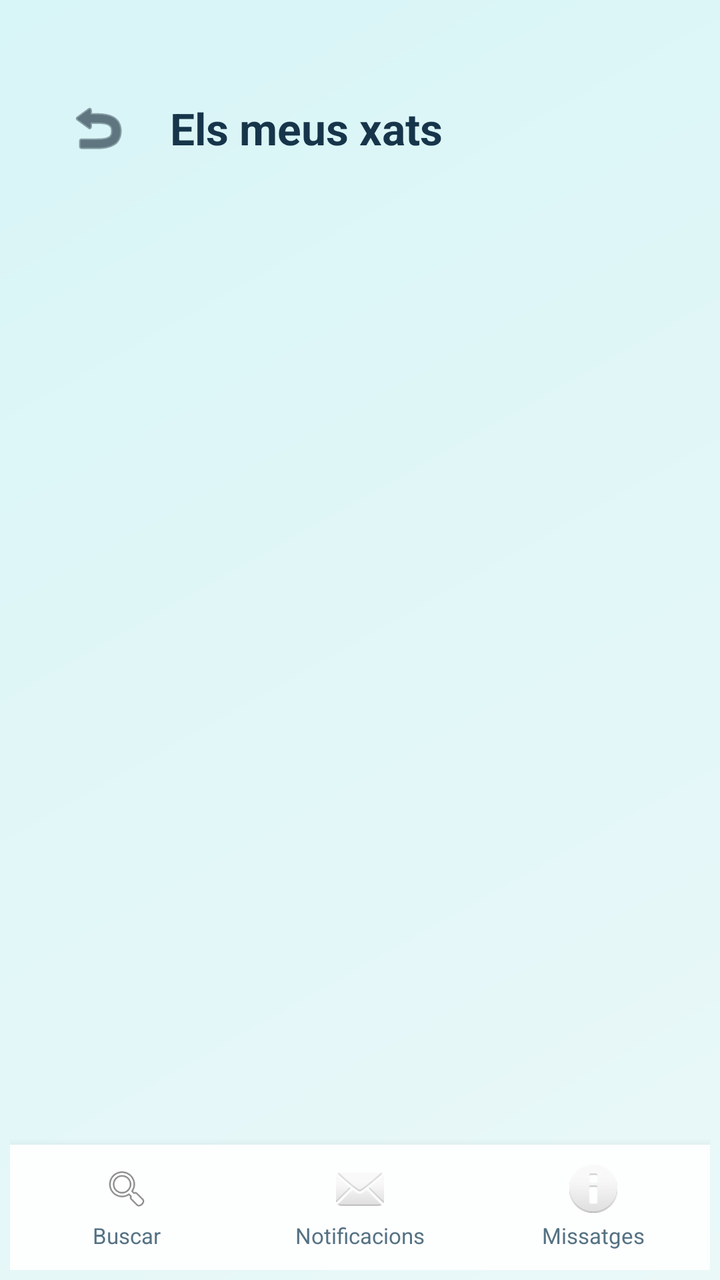
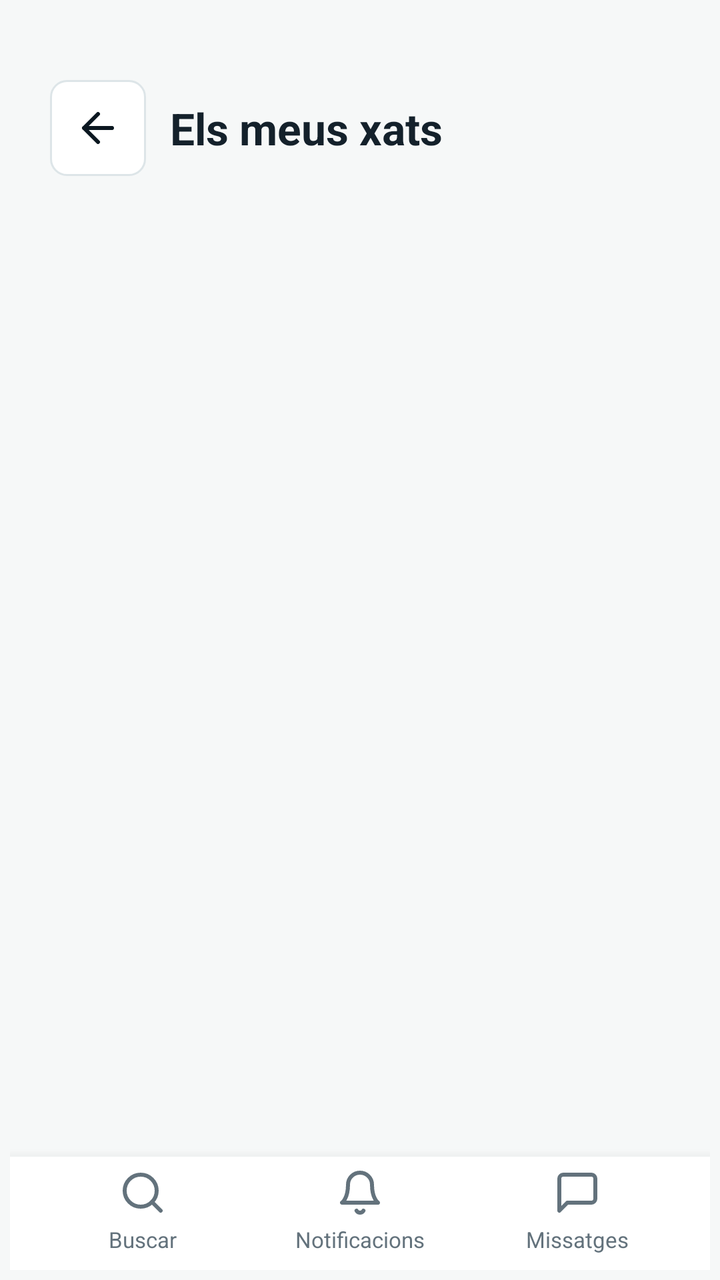

Compare the two renders of this Android layout. The source of the first and the diff that turns it into the second are given below.
<!-- AndroidManifest.xml: application theme Theme.ViBaCar -->
<!-- res/layout/activity_bustia_xats.xml -->
<?xml version="1.0" encoding="utf-8"?>
<androidx.constraintlayout.widget.ConstraintLayout xmlns:android="http://schemas.android.com/apk/res/android"
    xmlns:app="http://schemas.android.com/apk/res-auto"
    android:layout_width="match_parent"
    android:layout_height="match_parent"
    android:paddingHorizontal="5dp"
    android:paddingBottom="5dp"
    android:background="@drawable/fons_pantalla">

    <LinearLayout
        android:id="@+id/capcalera"
        android:layout_width="0dp"
        android:layout_height="wrap_content"
        android:layout_marginHorizontal="20dp"
        android:layout_marginTop="40dp"
        android:gravity="center_vertical"
        android:orientation="horizontal"
        app:layout_constraintEnd_toEndOf="parent"
        app:layout_constraintStart_toStartOf="parent"
        app:layout_constraintTop_toTopOf="parent">

        <ImageButton
            android:id="@+id/botoEnrere"
            android:layout_width="48dp"
            android:layout_height="48dp"
            android:background="?attr/selectableItemBackgroundBorderless"
            android:contentDescription="@string/boto_enrere"
            android:padding="8dp"
            android:src="@android:drawable/ic_menu_revert"
            app:tint="@color/color_text_fosc" />

        <TextView
            android:layout_width="0dp"
            android:layout_height="wrap_content"
            android:layout_marginStart="12dp"
            android:layout_weight="1"
            android:text="@string/bustia_titol"
            android:textColor="@color/color_text_principal"
            android:textSize="22sp"
            android:textStyle="bold" />
    </LinearLayout>

    <androidx.recyclerview.widget.RecyclerView
        android:id="@+id/llistaXats"
        android:layout_width="0dp"
        android:layout_height="0dp"
        android:layout_marginHorizontal="14dp"
        android:layout_marginTop="16dp"
        android:clipToPadding="false"
        android:paddingBottom="8dp"
        app:layout_constraintBottom_toTopOf="@id/bottomNav"
        app:layout_constraintEnd_toEndOf="parent"
        app:layout_constraintStart_toStartOf="parent"
        app:layout_constraintTop_toBottomOf="@id/capcalera" />

    <TextView
        android:id="@+id/txtBuit"
        android:layout_width="0dp"
        android:layout_height="wrap_content"
        android:layout_marginHorizontal="32dp"
        android:gravity="center"
        android:text="@string/bustia_buit"
        android:textColor="@color/color_text_secundari"
        android:visibility="gone"
        app:layout_constraintBottom_toTopOf="@id/bottomNav"
        app:layout_constraintEnd_toEndOf="parent"
        app:layout_constraintStart_toStartOf="parent"
        app:layout_constraintTop_toBottomOf="@id/capcalera" />

    <include
        android:id="@+id/bottomNav"
        layout="@layout/bottom_nav"
        android:layout_width="0dp"
        android:layout_height="wrap_content"
        app:layout_constraintBottom_toBottomOf="parent"
        app:layout_constraintEnd_toEndOf="parent"
        app:layout_constraintStart_toStartOf="parent" />

</androidx.constraintlayout.widget.ConstraintLayout>
<!-- res/layout/bottom_nav.xml (included above) -->
<?xml version="1.0" encoding="utf-8"?>
<LinearLayout xmlns:android="http://schemas.android.com/apk/res/android"
    android:layout_width="match_parent"
    android:layout_height="wrap_content"
    android:background="@color/color_targeta"
    android:elevation="8dp"
    android:orientation="horizontal">

    <LinearLayout
        android:id="@+id/navBuscar"
        android:layout_width="0dp"
        android:layout_height="wrap_content"
        android:layout_weight="1"
        android:clickable="true"
        android:focusable="true"
        android:background="?attr/selectableItemBackground"
        android:gravity="center"
        android:orientation="vertical"
        android:paddingVertical="10dp">

        <ImageView
            android:layout_width="24dp"
            android:layout_height="24dp"
            android:src="@android:drawable/ic_menu_search"
            android:contentDescription="@string/nav_buscar" />

        <TextView
            android:layout_width="wrap_content"
            android:layout_height="wrap_content"
            android:layout_marginTop="4dp"
            android:text="@string/nav_buscar"
            android:textColor="@color/color_text_secundari"
            android:textSize="11sp" />
    </LinearLayout>

    <LinearLayout
        android:id="@+id/navNotificacions"
        android:layout_width="0dp"
        android:layout_height="wrap_content"
        android:layout_weight="1"
        android:clickable="true"
        android:focusable="true"
        android:background="?attr/selectableItemBackground"
        android:gravity="center"
        android:orientation="vertical"
        android:paddingVertical="10dp">

        <FrameLayout
            android:layout_width="wrap_content"
            android:layout_height="wrap_content">

            <ImageView
                android:id="@+id/iconaNotificacions"
                android:layout_width="24dp"
                android:layout_height="24dp"
                android:src="@android:drawable/ic_dialog_email"
                android:contentDescription="@string/nav_notificacions" />

            <View
                android:id="@+id/badgeNotificacions"
                android:layout_width="8dp"
                android:layout_height="8dp"
                android:layout_gravity="top|end"
                android:background="@color/color_error"
                android:visibility="gone" />
        </FrameLayout>

        <TextView
            android:layout_width="wrap_content"
            android:layout_height="wrap_content"
            android:layout_marginTop="4dp"
            android:text="@string/nav_notificacions"
            android:textColor="@color/color_text_secundari"
            android:textSize="11sp" />
    </LinearLayout>

    <LinearLayout
        android:id="@+id/navMissatges"
        android:layout_width="0dp"
        android:layout_height="wrap_content"
        android:layout_weight="1"
        android:clickable="true"
        android:focusable="true"
        android:background="?attr/selectableItemBackground"
        android:gravity="center"
        android:orientation="vertical"
        android:paddingVertical="10dp">

        <ImageView
            android:layout_width="24dp"
            android:layout_height="24dp"
            android:src="@android:drawable/ic_dialog_info"
            android:contentDescription="@string/nav_missatges" />

        <TextView
            android:layout_width="wrap_content"
            android:layout_height="wrap_content"
            android:layout_marginTop="4dp"
            android:text="@string/nav_missatges"
            android:textColor="@color/color_text_secundari"
            android:textSize="11sp" />
    </LinearLayout>

</LinearLayout>
<!-- resources referenced by this layout -->
<resources>
  <color name="color_error">#C74E4E</color>
  <color name="color_targeta">#FDFEFE</color>
  <color name="color_text_fosc">#0D2030</color>
  <color name="color_text_principal">#17354A</color>
  <color name="color_text_secundari">#547283</color>
  <!-- drawable fons_pantalla (drawable) -->
  <?xml version="1.0" encoding="utf-8"?>
  <shape xmlns:android="http://schemas.android.com/apk/res/android">
      <gradient
          android:angle="315"
          android:endColor="@color/color_fons"
          android:startColor="#D8F5F7" />
  </shape>
  <string name="nav_buscar">Buscar</string>
  <color name="color_fons">#EAF8F8</color>
  <color name="color_principal">#44C3D6</color>
  <color name="color_secundari">#78D6A2</color>
  <!-- unchanged entries left out for length: 8 -->
</resources>

<!-- the commit's change to res/layout/activity_bustia_xats.xml (unified diff, before → after) -->
@@ -3,9 +3,9 @@
     xmlns:app="http://schemas.android.com/apk/res-auto"
     android:layout_width="match_parent"
     android:layout_height="match_parent"
+    android:background="@drawable/fons_pantalla"
     android:paddingHorizontal="5dp"
-    android:paddingBottom="5dp"
-    android:background="@drawable/fons_pantalla">
+    android:paddingBottom="5dp">
 
     <LinearLayout
         android:id="@+id/capcalera"
@@ -23,10 +23,10 @@
             android:id="@+id/botoEnrere"
             android:layout_width="48dp"
             android:layout_height="48dp"
-            android:background="?attr/selectableItemBackgroundBorderless"
+            android:background="@drawable/fons_capsula"
             android:contentDescription="@string/boto_enrere"
-            android:padding="8dp"
-            android:src="@android:drawable/ic_menu_revert"
+            android:padding="12dp"
+            android:src="@drawable/ic_enrere"
             app:tint="@color/color_text_fosc" />
 
         <TextView
@@ -80,31 +80,38 @@
 <!-- res/layout/bottom_nav.xml (included above) -->
 <?xml version="1.0" encoding="utf-8"?>
 <LinearLayout xmlns:android="http://schemas.android.com/apk/res/android"
+    xmlns:app="http://schemas.android.com/apk/res-auto"
     android:layout_width="match_parent"
-    android:layout_height="wrap_content"
+    android:layout_height="72dp"
     android:background="@color/color_targeta"
-    android:elevation="8dp"
-    android:orientation="horizontal">
+    android:elevation="10dp"
+    android:gravity="center"
+    android:orientation="horizontal"
+    android:paddingHorizontal="12dp"
+    android:paddingTop="6dp"
+    android:paddingBottom="8dp">
 
     <LinearLayout
         android:id="@+id/navBuscar"
         android:layout_width="0dp"
-        android:layout_height="wrap_content"
+        android:layout_height="match_parent"
         android:layout_weight="1"
+        android:background="?attr/selectableItemBackground"
         android:clickable="true"
         android:focusable="true"
-        android:background="?attr/selectableItemBackground"
         android:gravity="center"
-        android:orientation="vertical"
-        android:paddingVertical="10dp">
+        android:orientation="vertical">
 
         <ImageView
+            android:id="@+id/iconaBuscar"
             android:layout_width="24dp"
             android:layout_height="24dp"
-            android:src="@android:drawable/ic_menu_search"
-            android:contentDescription="@string/nav_buscar" />
+            android:contentDescription="@string/nav_buscar"
+            android:src="@drawable/ic_nav_buscar"
+            app:tint="@color/color_text_secundari" />
 
         <TextView
+            android:id="@+id/textNavBuscar"
             android:layout_width="wrap_content"
             android:layout_height="wrap_content"
             android:layout_marginTop="4dp"
@@ -116,14 +123,13 @@
     <LinearLayout
         android:id="@+id/navNotificacions"
         android:layout_width="0dp"
-        android:layout_height="wrap_content"
+        android:layout_height="match_parent"
         android:layout_weight="1"
+        android:background="?attr/selectableItemBackground"
         android:clickable="true"
         android:focusable="true"
-        android:background="?attr/selectableItemBackground"
         android:gravity="center"
-        android:orientation="vertical"
-        android:paddingVertical="10dp">
+        android:orientation="vertical">
 
         <FrameLayout
             android:layout_width="wrap_content"
@@ -133,19 +139,21 @@
                 android:id="@+id/iconaNotificacions"
                 android:layout_width="24dp"
                 android:layout_height="24dp"
-                android:src="@android:drawable/ic_dialog_email"
-                android:contentDescription="@string/nav_notificacions" />
+                android:contentDescription="@string/nav_notificacions"
+                android:src="@drawable/ic_nav_notificacions"
+                app:tint="@color/color_text_secundari" />
 
             <View
                 android:id="@+id/badgeNotificacions"
                 android:layout_width="8dp"
                 android:layout_height="8dp"
                 android:layout_gravity="top|end"
-                android:background="@color/color_error"
+                android:background="@drawable/fons_badge"
                 android:visibility="gone" />
         </FrameLayout>
 
         <TextView
+            android:id="@+id/textNavNotificacions"
             android:layout_width="wrap_content"
             android:layout_height="wrap_content"
             android:layout_marginTop="4dp"
@@ -157,22 +165,24 @@
     <LinearLayout
         android:id="@+id/navMissatges"
         android:layout_width="0dp"
-        android:layout_height="wrap_content"
+        android:layout_height="match_parent"
         android:layout_weight="1"
+        android:background="?attr/selectableItemBackground"
         android:clickable="true"
         android:focusable="true"
-        android:background="?attr/selectableItemBackground"
         android:gravity="center"
-        android:orientation="vertical"
-        android:paddingVertical="10dp">
+        android:orientation="vertical">
 
         <ImageView
+            android:id="@+id/iconaMissatges"
             android:layout_width="24dp"
             android:layout_height="24dp"
-            android:src="@android:drawable/ic_dialog_info"
-            android:contentDescription="@string/nav_missatges" />
+            android:contentDescription="@string/nav_missatges"
+            android:src="@drawable/ic_nav_missatges"
+            app:tint="@color/color_text_secundari" />
 
         <TextView
+            android:id="@+id/textNavMissatges"
             android:layout_width="wrap_content"
             android:layout_height="wrap_content"
             android:layout_marginTop="4dp"
<!-- resource entries referenced after the edit -->
@@ -1,22 +1,107 @@
 <!-- resources referenced by this layout -->
 <resources>
-  <color name="color_error">#C74E4E</color>
-  <color name="color_targeta">#FDFEFE</color>
-  <color name="color_text_fosc">#0D2030</color>
-  <color name="color_text_principal">#17354A</color>
-  <color name="color_text_secundari">#547283</color>
+  <color name="color_error">#B23B3B</color>
+  <color name="color_linia">#DDE5E8</color>
+  <color name="color_fons_suau">#F6F8F8</color>
+  <color name="color_targeta">#FFFFFF</color>
+  <color name="color_text_fosc">#0B1720</color>
+  <color name="color_text_principal">#14212B</color>
+  <color name="color_text_secundari">#63727C</color>
+  <!-- drawable fons_badge (drawable) -->
+  <?xml version="1.0" encoding="utf-8"?>
+  <shape xmlns:android="http://schemas.android.com/apk/res/android"
+      android:shape="oval">
+      <solid android:color="@color/color_error" />
+  </shape>
+  <!-- drawable fons_capsula (drawable) -->
+  <?xml version="1.0" encoding="utf-8"?>
+  <shape xmlns:android="http://schemas.android.com/apk/res/android">
+      <solid android:color="@color/color_targeta" />
+      <corners android:radius="8dp" />
+      <stroke
+          android:width="1dp"
+          android:color="@color/color_linia" />
+  </shape>
   <!-- drawable fons_pantalla (drawable) -->
   <?xml version="1.0" encoding="utf-8"?>
   <shape xmlns:android="http://schemas.android.com/apk/res/android">
-      <gradient
-          android:angle="315"
-          android:endColor="@color/color_fons"
-          android:startColor="#D8F5F7" />
+      <solid android:color="@color/color_fons_suau" />
   </shape>
+  <!-- drawable ic_enrere (drawable) -->
+  <?xml version="1.0" encoding="utf-8"?>
+  <vector xmlns:android="http://schemas.android.com/apk/res/android"
+      android:width="24dp"
+      android:height="24dp"
+      android:viewportWidth="24"
+      android:viewportHeight="24">
+      <path
+          android:fillColor="@android:color/transparent"
+          android:strokeColor="#000000"
+          android:strokeWidth="2"
+          android:strokeLineCap="round"
+          android:strokeLineJoin="round"
+          android:pathData="M19,12 L5,12 M12,5 L5,12 L12,19" />
+  </vector>
+  <!-- drawable ic_nav_buscar (drawable) -->
+  <?xml version="1.0" encoding="utf-8"?>
+  <vector xmlns:android="http://schemas.android.com/apk/res/android"
+      android:width="24dp"
+      android:height="24dp"
+      android:viewportWidth="24"
+      android:viewportHeight="24">
+      <path
+          android:strokeColor="#000000"
+          android:strokeWidth="2"
+          android:strokeLineCap="round"
+          android:fillColor="@android:color/transparent"
+          android:pathData="M11,19a8,8 0,1,0 0,-16 8,8 0,0,0 0,16z" />
+      <path
+          android:strokeColor="#000000"
+          android:strokeWidth="2"
+          android:strokeLineCap="round"
+          android:fillColor="@android:color/transparent"
+          android:pathData="M21,21 L16.65,16.65" />
+  </vector>
+  <!-- drawable ic_nav_missatges (drawable) -->
+  <?xml version="1.0" encoding="utf-8"?>
+  <vector xmlns:android="http://schemas.android.com/apk/res/android"
+      android:width="24dp"
+      android:height="24dp"
+      android:viewportWidth="24"
+      android:viewportHeight="24">
+      <path
+          android:strokeColor="#000000"
+          android:strokeWidth="2"
+          android:strokeLineCap="round"
+          android:strokeLineJoin="round"
+          android:fillColor="@android:color/transparent"
+          android:pathData="M21,15 a2,2 0,0,1 -2,2 H7 l-4,4 V5 a2,2 0,0,1 2,-2 h14 a2,2 0,0,1 2,2 z" />
+  </vector>
+  <!-- drawable ic_nav_notificacions (drawable) -->
+  <?xml version="1.0" encoding="utf-8"?>
+  <vector xmlns:android="http://schemas.android.com/apk/res/android"
+      android:width="24dp"
+      android:height="24dp"
+      android:viewportWidth="24"
+      android:viewportHeight="24">
+      <path
+          android:strokeColor="#000000"
+          android:strokeWidth="2"
+          android:strokeLineCap="round"
+          android:strokeLineJoin="round"
+          android:fillColor="@android:color/transparent"
+          android:pathData="M18,8 A6,6 0,0,0 6,8 c0,7 -3,9 -3,9 h18 s-3,-2 -3,-9" />
+      <path
+          android:strokeColor="#000000"
+          android:strokeWidth="2"
+          android:strokeLineCap="round"
+          android:fillColor="@android:color/transparent"
+          android:pathData="M13.73,21 a2,2 0,0,1 -3.46,0" />
+  </vector>
   <string name="nav_buscar">Buscar</string>
-  <color name="color_fons">#EAF8F8</color>
-  <color name="color_principal">#44C3D6</color>
-  <color name="color_secundari">#78D6A2</color>
+  <color name="color_fons">#EEF3F4</color>
+  <color name="color_principal">#0B5D66</color>
+  <color name="color_secundari">#2F8F67</color>
   <!-- unchanged entries left out for length: 8 -->
 </resources>
 
